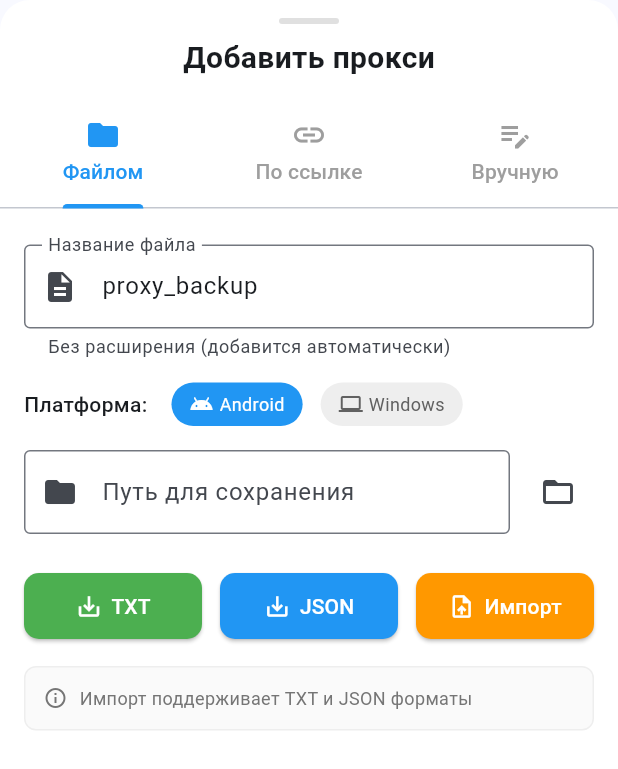
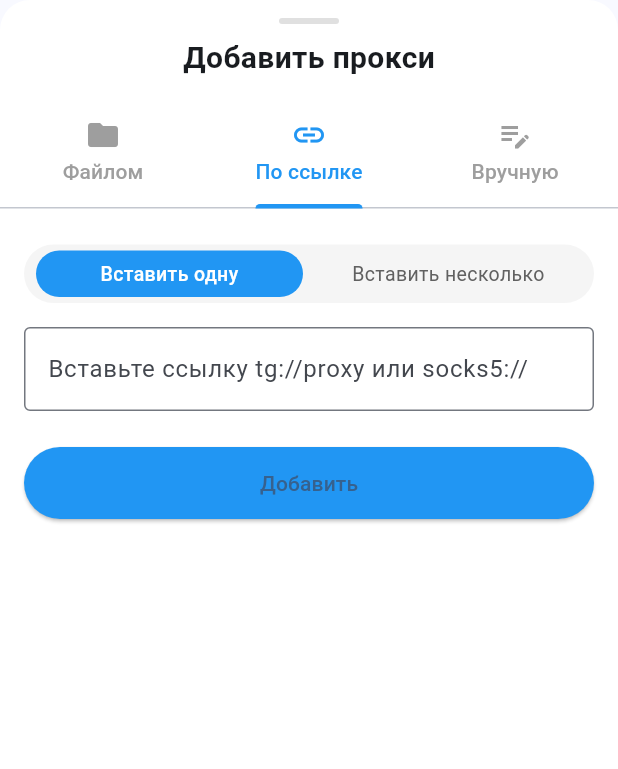
Before and after one commit to DrD-media/proxy_pinger, a Flutter app: the AddProxyBottomSheet widget shown alone on an empty page, opened directly, on a phone screen of 412 x 824 dp. Shown: the top 769 px of the screen. Run offline on Flutter 3.47's test engine with Material 3 defaults, Android fonts, the phone set to English and light mode, and no system bars; our stand-ins replace file_picker, flutter_riverpod, flutter_slidable, go_router, hive, hive_flutter and 1 more; accounts and stored records are empty.

Commit message:
срочная копия - обновление ссылок

```diff
--- a/lib/widgets/add_proxy_bottom_sheet.dart
+++ b/lib/widgets/add_proxy_bottom_sheet.dart
@@ -13,8 +13,10 @@ class AddProxyBottomSheet extends ConsumerStatefulWidget {
   ConsumerState<AddProxyBottomSheet> createState() => _AddProxyBottomSheetState();
 }
 
-class _AddProxyBottomSheetState extends ConsumerState<AddProxyBottomSheet> {
+class _AddProxyBottomSheetState extends ConsumerState<AddProxyBottomSheet> with SingleTickerProviderStateMixin {
   final _linkController = TextEditingController();
+  bool _isSingleMode = true; // true = одна ссылка, false = несколько ссылок
+  late final TabController _tabController;
 
   // Контроллеры для экспорта
   final _fileNameController = TextEditingController();
@@ -28,21 +30,23 @@ class _AddProxyBottomSheetState extends ConsumerState<AddProxyBottomSheet> {
     _fileNameController.text = 'proxy_backup';
     // Устанавливаем дефолтный путь (пусть будет пустым - будем использовать Downloads)
     _filePathController.text = '';
+    _tabController = TabController(length: 3, vsync: this, initialIndex: 1);
   }
 
   @override
   void dispose() {
     _fileNameController.dispose();
     _filePathController.dispose();
+    _tabController.dispose();
     super.dispose();
   }
 
   @override
   Widget build(BuildContext context) {
     return DraggableScrollableSheet(
-      initialChildSize: 0.75,
-      minChildSize: 0.55,
-      maxChildSize: 0.92,
+      initialChildSize: 0.95, // было 0.75, теперь почти на весь экран
+      minChildSize: 0.75,     // было 0.55
+      maxChildSize: 0.95,     // было 0.92
       expand: false,
       builder: (context, scrollController) {
         return Container(
@@ -73,15 +77,14 @@ class _AddProxyBottomSheetState extends ConsumerState<AddProxyBottomSheet> {
 
               // Вкладки (TabBar)
               Expanded(
-                child: DefaultTabController(
-                  length: 3,
                 child: Column(
                   children: [
-                      const TabBar(
+                    TabBar(
+                      controller: _tabController,
                       indicatorColor: Colors.blue,
                       labelColor: Colors.blue,
                       unselectedLabelColor: Colors.grey,
-                        tabs: [
+                      tabs: const [
                         Tab(icon: Icon(Icons.folder), text: 'Файлом'),
                         Tab(icon: Icon(Icons.link), text: 'По ссылке'),
                         Tab(icon: Icon(Icons.edit_note), text: 'Вручную'),
@@ -90,6 +93,7 @@ class _AddProxyBottomSheetState extends ConsumerState<AddProxyBottomSheet> {
                     const SizedBox(height: 8),
                     Expanded(
                       child: TabBarView(
+                        controller: _tabController,
                         children: [
                           // Вкладка: Файлом
                           SingleChildScrollView(
@@ -105,7 +109,6 @@ class _AddProxyBottomSheetState extends ConsumerState<AddProxyBottomSheet> {
                       ),
                     ),
                   ],
-                  ),
                 ),
               ),
             ],
@@ -150,7 +153,7 @@ class _AddProxyBottomSheetState extends ConsumerState<AddProxyBottomSheet> {
             _buildPlatformSelector(
               value: 'windows',
               label: 'Windows',
-              icon: Icons.computer,  // Исправлено: Icons.windows не существует, используем Icons.computer
+              icon: Icons.computer,
               defaultPath: r'C:\Users\Ефим\Downloads',
             ),
           ],
@@ -470,16 +473,60 @@ class _AddProxyBottomSheetState extends ConsumerState<AddProxyBottomSheet> {
       padding: const EdgeInsets.all(16),
       child: Column(
         children: [
+          // Переключатели режимов вставки
+          Container(
+            width: double.infinity,  // ← ДОБАВЛЕНО, чтобы контейнер занял всю ширину
+            padding: const EdgeInsets.symmetric(vertical: 4, horizontal: 8),
+            decoration: BoxDecoration(
+              color: Colors.grey.shade100,
+              borderRadius: BorderRadius.circular(30),
+            ),
+            child: Row(
+              mainAxisSize: MainAxisSize.min,
+              children: [
+                Expanded(  // ← ВМЕСТО Flexible, чтобы кнопки были одинаковой ширины
+                  child: _buildInsertModeSelector(
+                    label: 'Вставить одну',
+                    isSelected: _isSingleMode,
+                    onTap: () => setState(() {
+                      _isSingleMode = true;
+                      _linkController.clear();
+                    }),
+                  ),
+                ),
+                const SizedBox(width: 8),
+                Flexible(
+                  child: _buildInsertModeSelector(
+                    label: 'Вставить несколько',
+                    isSelected: !_isSingleMode,
+                    onTap: () => setState(() {
+                      _isSingleMode = false;
+                      _linkController.clear();
+                    }),
+                  ),
+                ),
+              ],
+            ),
+          ),
+          const SizedBox(height: 16),
+
+          // Динамическое текстовое поле
           TextField(
             controller: _linkController,
-            decoration: const InputDecoration(
-              labelText: 'Вставьте ссылку tg://proxy или socks5://',
-              border: OutlineInputBorder(),
+            decoration: InputDecoration(
+              labelText: _isSingleMode
+                  ? 'Вставьте ссылку tg://proxy или socks5://'
+                  : 'Вставьте ссылки (каждая с новой строки)',
+              border: const OutlineInputBorder(),
+              alignLabelWithHint: true,
             ),
-            maxLines: 3,
+            maxLines: _isSingleMode ? 1 : 11,  // 1 : 9
+            minLines: _isSingleMode ? 1 : 10,  // 1 : 3
             autofocus: false,
           ),
           const SizedBox(height: 24),
+
+          // Кнопка добавления
           SizedBox(
             width: double.infinity,
             height: 48,
@@ -497,41 +544,115 @@ class _AddProxyBottomSheetState extends ConsumerState<AddProxyBottomSheet> {
     );
   }
 
+    Widget _buildInsertModeSelector({
+      required String label,
+      required bool isSelected,
+      required VoidCallback onTap,
+    }) {
+      return GestureDetector(
+        onTap: onTap,
+        child: Container(
+          padding: const EdgeInsets.symmetric(horizontal: 12, vertical: 6),  // уменьшены отступы horizontal: 16, vertical: 8
+          decoration: BoxDecoration(
+            color: isSelected ? Colors.blue : Colors.transparent,
+            borderRadius: BorderRadius.circular(30),
+          ),
+          child: Center(
+            child: Text(
+              label,
+              textAlign: TextAlign.center,
+              style: TextStyle(
+                color: isSelected ? Colors.white : Colors.grey.shade700,
+                fontWeight: isSelected ? FontWeight.w500 : FontWeight.normal,
+                fontSize: 13, // чуть меньше шрифт
+              ),
+            ),
+          ),
+        ),
+      );
+    }
+
     void _addProxyFromLink() async {
-    final link = _linkController.text.trim();
-    if (link.isEmpty) return;
+      final text = _linkController.text.trim();
+      if (text.isEmpty) return;
 
+      List<String> links = [];
+
+      if (_isSingleMode) {
+        // Режим одной ссылки
+        links = [text];
+      } else {
+        // Режим нескольких ссылок - разделяем по строкам
+        links = text.split('\n')
+            .map((line) => line.trim())
+            .where((line) => line.isNotEmpty)
+            .toList();
+      }
+
+      if (links.isEmpty) {
+        ScaffoldMessenger.of(context).showSnackBar(
+          const SnackBar(
+            content: Text('❌ Не найдено ссылок для добавления'),
+            backgroundColor: Colors.red,
+          ),
+        );
+        return;
+      }
+
+      int added = 0;
+      int invalid = 0;
+      int duplicates = 0;
+
+      for (final link in links) {
         try {
           final proxy = LinkParserService.fromLink(link);
           final isAdded = await ref.read(proxyRepositoryProvider).addIfNotExists(proxy);
 
-      if (isAdded && mounted) {
+          if (isAdded) {
+            added++;
+          } else {
+            duplicates++;
+          }
+        } catch (e) {
+          invalid++;
+        }
+      }
+
+      // Обновляем список и очищаем поле
+      if (added > 0) {
         ref.invalidate(proxyListProvider);
         _linkController.clear();
-        Navigator.pop(context);
+      }
+
+      if (mounted) {
+        String message = '';
+        if (added > 0) message += '✅ Добавлено: $added';
+        if (invalid > 0) message += '\n⚠️ Невалидных: $invalid';
+        if (duplicates > 0) message += '\n📋 Дубликатов: $duplicates';
+
+        // Определяем цвет в зависимости от результата
+        Color backgroundColor;
+        if (added > 0 && invalid == 0 && duplicates == 0) {
+          backgroundColor = Colors.green;
+        } else if (added > 0 && (invalid > 0 || duplicates > 0)) {
+          backgroundColor = Colors.orange; // Частичный успех
+        } else if (duplicates > 0 && added == 0 && invalid == 0) {
+          backgroundColor = Colors.orange; // Только дубликаты
+        } else {
+          backgroundColor = Colors.red; // Только ошибки
+        }
 
         ScaffoldMessenger.of(context).showSnackBar(
-          const SnackBar(
-            content: Text('✅ Прокси добавлен'),
-            backgroundColor: Colors.green,
+          SnackBar(
+            content: Text(message),
+            backgroundColor: backgroundColor,
+            duration: const Duration(seconds: 3),
           ),
         );
-      } else if (mounted) {
-        ScaffoldMessenger.of(context).showSnackBar(
-          const SnackBar(
-            content: Text('⚠️ Такой прокси уже существует'),
-            backgroundColor: Colors.orange,
-          ),
-        );
-      }
-    } catch (e) {
-      if (mounted) {
-        ScaffoldMessenger.of(context).showSnackBar(
-          SnackBar(
-            content: Text('❌ Ошибка: $e'),
-            backgroundColor: Colors.red,
-          ),
-        );
+
+        // Если ничего не добавлено, закрываем окно только если была одна ссылка и она невалидна
+        if (added == 0 && _isSingleMode) {
+          Navigator.pop(context);
         }
       }
     }
--- a/pubspec.yaml
+++ b/pubspec.yaml
@@ -1,7 +1,7 @@
 name: proxy_pinger
 description: Fast proxy checker for Telegram proxies
 publish_to: 'none'
-version: 1.0.4+2
+version: 1.0.5+4
 
 environment:
   sdk: '>=3.0.0 <4.0.0'
```
Lines whose indentation alone changed are shown as unchanged.
